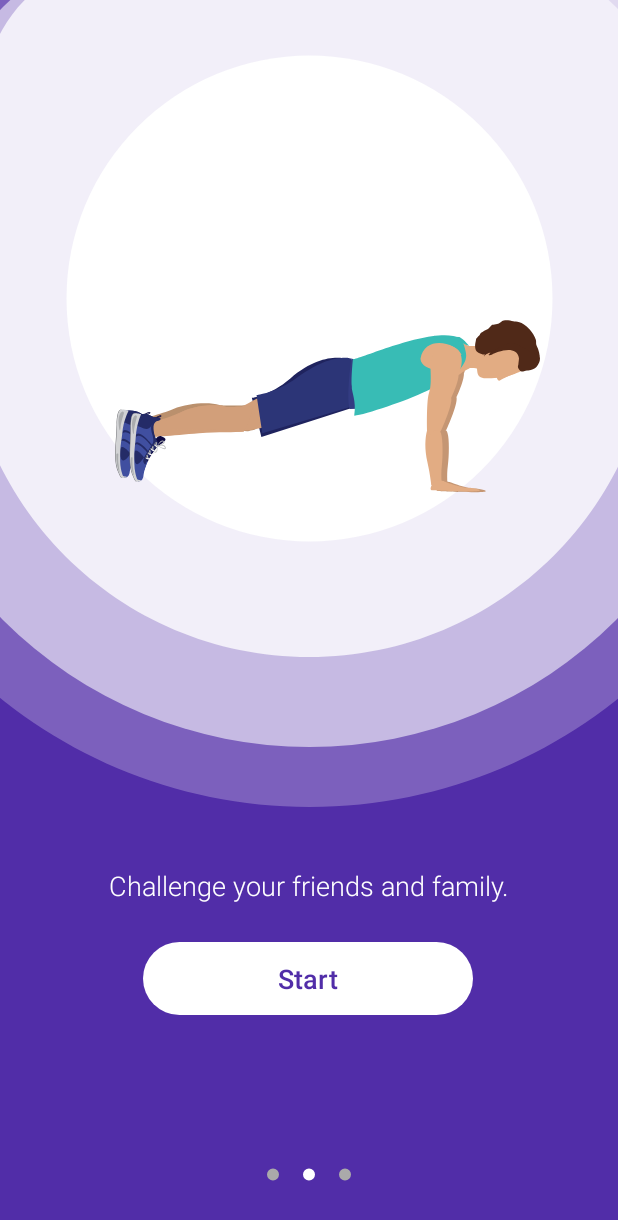
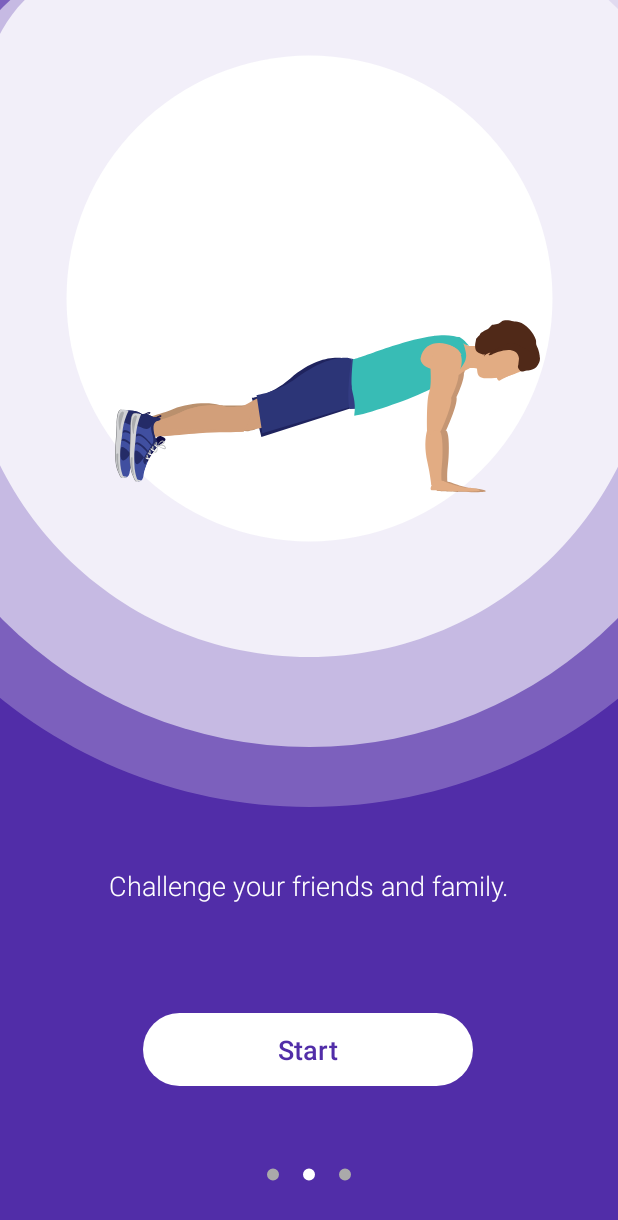
Before and after one commit to goforbg/Fitly, an Android app: the screen it shows after launch (OnboardingActivity), item 2 of the bottom bar chosen, on a phone screen of 412 x 824 dp. Shown: the top 1220 px of the screen. Run offline under Robolectric (Android 15) with nearby library versions, the phone set to English and light mode, and no system bars; our stand-ins replace Volley; pictures from the network do not load; 3 statements that could not run were skipped.

Commit message:
UI changes

```diff
--- a/app/src/main/java/com/androar/fitly/OnboardingPageOne.kt
+++ b/app/src/main/java/com/androar/fitly/OnboardingPageOne.kt
@@ -8,6 +8,7 @@ import android.view.LayoutInflater
 import android.view.View
 import android.view.ViewGroup
 import android.widget.TextView
+import androidx.fragment.app.FragmentPagerAdapter
 
 /**
  * A simple [Fragment] subclass.
@@ -21,11 +22,7 @@ class OnboardingPageOne : Fragment() {
         // Inflate the layout for this fragment
         val view = inflater.inflate(R.layout.fragment_onboarding_one, container, false)
 
-        val btnStart = view.findViewById<TextView>(R.id.startButton)
-        btnStart.setOnClickListener {
-            startActivity(Intent(activity!!, SplashActivity::class.java))
-            activity!!.finish()
-        }
+
 
         return view
     }
--- a/app/src/main/java/com/androar/fitly/OnboardingPageThree.kt
+++ b/app/src/main/java/com/androar/fitly/OnboardingPageThree.kt
@@ -21,12 +21,7 @@ class OnboardingPageThree : Fragment() {
         // Inflate the layout for this fragment
         val view = inflater.inflate(R.layout.fragment_onboarding_three, container, false)
 
-        val btnStart = view.findViewById<TextView>(R.id.startButton)
-        btnStart.setOnClickListener {
 
-            startActivity(Intent(activity!!, SplashActivity::class.java))
-            activity!!.finish()
-        }
 
         return view
     }
--- a/app/src/main/java/com/androar/fitly/OnboardingPageTwo.kt
+++ b/app/src/main/java/com/androar/fitly/OnboardingPageTwo.kt
@@ -21,14 +21,6 @@ class OnboardingPageTwo : Fragment() {
         // Inflate the layout for this fragment
         val view = inflater.inflate(R.layout.fragment_onboarding_two, container, false)
 
-        val btnStart = view.findViewById<TextView>(R.id.startButton)
-        btnStart.setOnClickListener {
-
-            startActivity(Intent(activity!!, SplashActivity::class.java))
-            activity!!.finish()
-
-        }
-
         return view
     }
 
--- a/app/src/main/java/com/androar/fitly/Onboarding_Viewpager_Container.kt
+++ b/app/src/main/java/com/androar/fitly/Onboarding_Viewpager_Container.kt
@@ -2,10 +2,12 @@ package com.androar.fitly
 
 import android.R
 import android.content.Context
+import android.content.Intent
 import android.os.Bundle
 import android.view.LayoutInflater
 import android.view.View
 import android.view.ViewGroup
+import android.widget.TextView
 import androidx.fragment.app.Fragment
 import androidx.fragment.app.FragmentManager
 import androidx.fragment.app.FragmentPagerAdapter
@@ -32,6 +34,16 @@ class Onboarding_Viewpager_Container : Fragment() {
             view.findViewById<View>(com.androar.fitly.R.id.tab_layout) as TabLayout
         tabLayout.setupWithViewPager(vpPager, true)
 
+        val startButton  = view.findViewById<TextView>(com.androar.fitly.R.id.startButton)
+        startButton.setOnClickListener {
+            if (vpPager.currentItem!=2) {
+                vpPager.arrowScroll(View.FOCUS_RIGHT)
+            }
+            else {
+                startActivity(Intent(activity!!, SplashActivity::class.java))
+                activity!!.finish()
+            }
+        }
         return view
     }
     class MyPagerAdapter(manager: FragmentManager) : FragmentPagerAdapter(manager, FragmentPagerAdapter.BEHAVIOR_RESUME_ONLY_CURRENT_FRAGMENT)
@@ -55,11 +67,6 @@ class Onboarding_Viewpager_Container : Fragment() {
 
         }
 
-        // Returns the page title for the top indicator
-        override fun getPageTitle(position: Int): CharSequence? {
-            return ""
-        }
-
         companion object {
             private const val NUM_ITEMS = 3
         }
--- a/app/src/main/res/layout/fragment_onboarding_two.xml
+++ b/app/src/main/res/layout/fragment_onboarding_two.xml
@@ -46,25 +46,7 @@
         app:layout_constraintStart_toStartOf="parent"
         app:layout_constraintTop_toBottomOf="@id/ivOnboardingGraphic" />
 
-    <TextView
-        android:id="@+id/startButton"
-        android:layout_width="wrap_content"
-        android:layout_height="wrap_content"
-        android:background="@drawable/rounded_button_onboarding"
-        android:fontFamily="sans-serif-light"
-        android:paddingStart="90dp"
-        android:paddingTop="12dp"
-        android:paddingEnd="90dp"
-        android:paddingBottom="12dp"
-        android:text="Start"
-        android:textColor="@color/colorPrimary"
-        android:textSize="18sp"
-        android:textStyle="bold"
-        android:translationY="-30dp"
-        app:layout_constraintEnd_toEndOf="parent"
-        app:layout_constraintHorizontal_bias="0.496"
-        app:layout_constraintStart_toStartOf="parent"
-        app:layout_constraintTop_toBottomOf="@id/ivOnboardingGraphic" />
+
 
 
 </androidx.constraintlayout.widget.ConstraintLayout>
--- a/app/src/main/res/layout/fragment_onboarding_viewpager.xml
+++ b/app/src/main/res/layout/fragment_onboarding_viewpager.xml
@@ -1,31 +1,64 @@
 <?xml version="1.0" encoding="utf-8"?>
-<LinearLayout xmlns:android="http://schemas.android.com/apk/res/android"
+
+<androidx.constraintlayout.widget.ConstraintLayout
+    xmlns:android="http://schemas.android.com/apk/res/android"
+    android:layout_width="match_parent"
+    android:layout_height="match_parent"
     xmlns:app="http://schemas.android.com/apk/res-auto"
+    >
+
+    <LinearLayout
         android:id="@+id/vpContainer"
         android:layout_width="match_parent"
         android:layout_height="match_parent"
-    android:orientation="vertical">
+        android:orientation="vertical"
+        app:layout_constraintBottom_toBottomOf="parent"
+        app:layout_constraintEnd_toEndOf="parent"
+        app:layout_constraintStart_toStartOf="parent"
+        app:layout_constraintTop_toTopOf="parent">
 
         <androidx.viewpager.widget.ViewPager
-        android:layout_weight="1"
             android:id="@+id/vpOnboarding"
             android:layout_width="match_parent"
             android:layout_height="match_parent"
-        android:background="@color/colorPrimary"
-       >
+            android:layout_weight="1"
+            android:background="@color/colorPrimary">
 
         </androidx.viewpager.widget.ViewPager>
 
 
         <com.google.android.material.tabs.TabLayout
-        android:layout_weight="9"
             android:id="@+id/tab_layout"
             android:layout_width="match_parent"
+            android:layout_height="match_parent"
+            android:layout_weight="9"
+            android:background="@color/colorPrimary"
             app:tabBackground="@drawable/tab_selector"
             app:tabGravity="center"
-        android:background="@color/colorPrimary"
             app:tabIndicatorHeight="0dp"
-        app:tabMaxWidth="60dp"
-        android:layout_height="match_parent"/>
+            app:tabMaxWidth="60dp" />
 
     </LinearLayout>
+
+    <TextView
+        android:id="@+id/startButton"
+        android:layout_width="wrap_content"
+        android:layout_height="wrap_content"
+        android:background="@drawable/rounded_button_onboarding"
+        android:fontFamily="sans-serif-light"
+        android:paddingStart="90dp"
+        android:paddingTop="12dp"
+        android:paddingEnd="90dp"
+        android:paddingBottom="12dp"
+        android:text="Start"
+        android:textColor="@color/colorPrimary"
+        android:textSize="18sp"
+        android:textStyle="bold"
+        android:translationY="-100dp"
+        app:layout_constraintBottom_toBottomOf="parent"
+        app:layout_constraintEnd_toEndOf="parent"
+        app:layout_constraintHorizontal_bias="0.496"
+        app:layout_constraintStart_toStartOf="parent" />
+
+
+</androidx.constraintlayout.widget.ConstraintLayout>
--- a/app/src/main/res/layout/item_rv_activities.xml
+++ b/app/src/main/res/layout/item_rv_activities.xml
@@ -4,6 +4,7 @@
     android:layout_width="wrap_content"
     android:layout_height="wrap_content"
     android:layout_marginEnd="20dp">
+
 
     <androidx.cardview.widget.CardView
         android:id="@+id/cvItem"
@@ -24,6 +25,9 @@
             android:layout_height="100dp"
             app:srcCompat="@drawable/ic_icon" />
 
+
+
     </androidx.cardview.widget.CardView>
 
+
 </androidx.constraintlayout.widget.ConstraintLayout>
```
Also changed, not shown: app/src/main/res/drawable/notification_dot.xml (added, +17 -0 lines), app/src/main/res/layout/fragment_onboarding_one.xml (+1 -19 lines), app/src/main/res/layout/fragment_onboarding_three.xml (+0 -19 lines), app/src/main/res/layout/item_rv_phonelist.xml (+22 -8 lines). Lines whose indentation alone changed are shown as unchanged.
